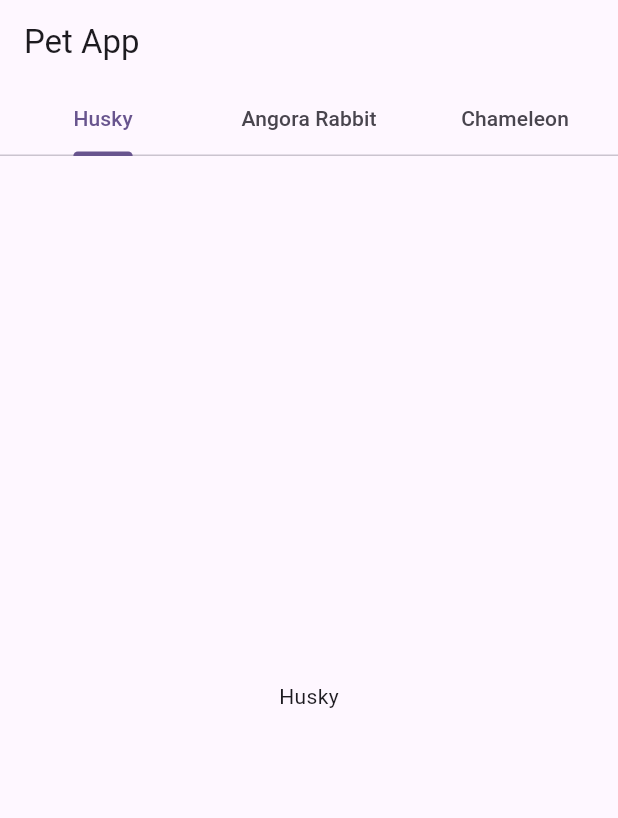
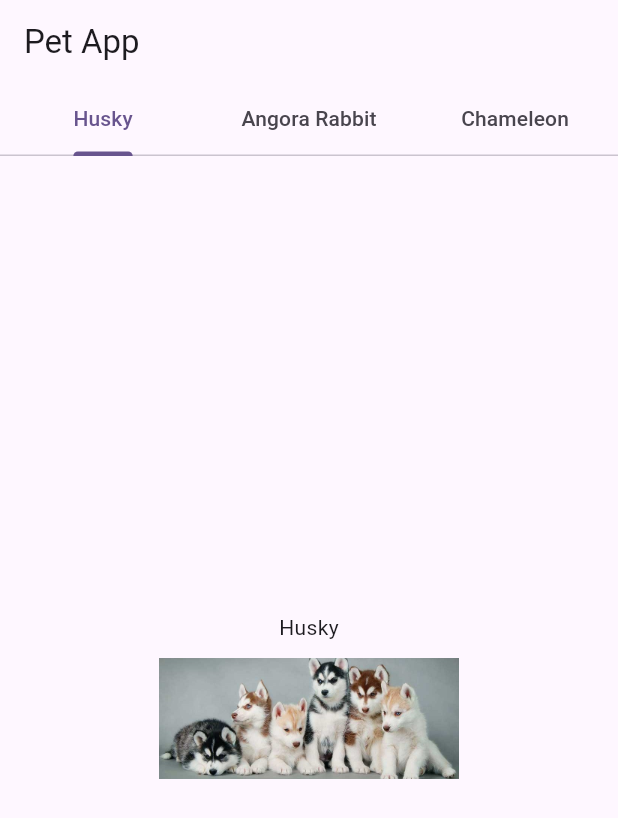
Before and after one commit to abigailsheldon/digital_pet_app, a Flutter app: the screen it shows after launch, on a phone screen of 412 x 824 dp. Shown: the top 818 px of the screen. Run offline on Flutter 3.47's test engine with Material 3 defaults, Android fonts, the phone set to English and light mode, and no system bars.

Commit message:
Adds photo of husky to husky pet page

```diff
--- a/lib/main.dart
+++ b/lib/main.dart
@@ -88,9 +88,18 @@ class _TabsNonScrollableDemoState extends State< _TabsNonScrollableDemo>
     body: TabBarView(
       controller: _tabController,
       children: [
-       Center(child: Text('Husky')),
-        Center(
-          child: Column(
+       Center(
+        child: Column(
+            mainAxisAlignment: MainAxisAlignment.center,
+            children: [
+              Text('Husky'),
+              SizedBox(height: 10),
+              Image.asset('assets/images/husky.jpg', width: 200), //image here
+            ], //Rabbit tab
+        ),
+       ),
+       Center(
+        child: Column(
             mainAxisAlignment: MainAxisAlignment.center,
             children: [
               Text('Angora Rabbit'),
@@ -98,8 +107,8 @@ class _TabsNonScrollableDemoState extends State< _TabsNonScrollableDemo>
               Image.asset('assets/images/bunny.jpg', width: 200), //image here
             ], //Rabbit tab
 
-          ),
-          ),
+        ),
+       ),
            Center(child: Text('Chameleon')), // Chameleon Tab
       ],
     ),
```
Also changed, not shown: assets/images/husky.jpg (added).
